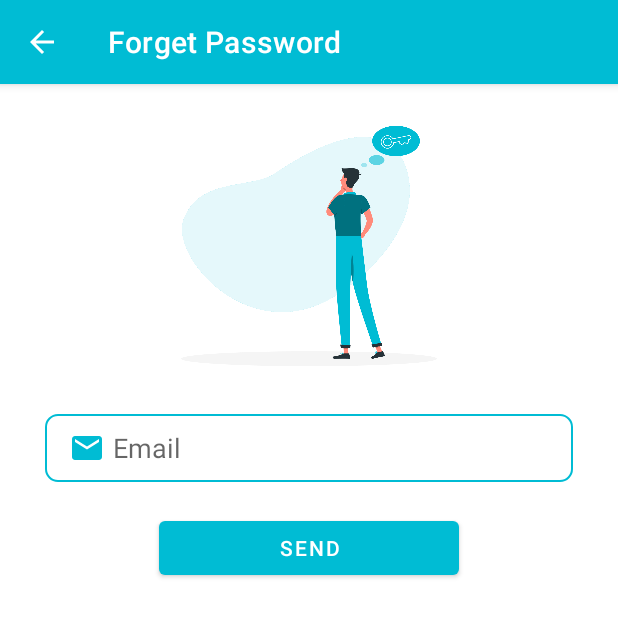
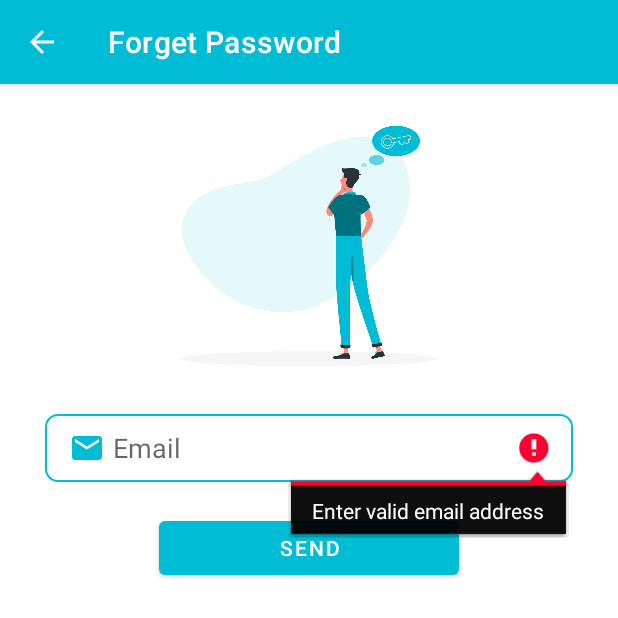
Before and after one commit to LanStructor/LanStructorApp, an Android app: the ForgetPasswordActivity screen opened directly, with no data from a screen before it, after a tap on "SEND", on a phone screen of 412 x 824 dp, the top half of it. Run offline under Robolectric (Android 15) with nearby library versions, the phone set to English and light mode, and no system bars; our stand-ins replace Firebase (no records; nobody signed in at launch, a user with empty details on screens opened directly).

Commit message:
update 7

```diff
--- a/app/src/main/java/com/lanstructor/android/authentication/ForgetPasswordActivity.java
+++ b/app/src/main/java/com/lanstructor/android/authentication/ForgetPasswordActivity.java
@@ -4,6 +4,7 @@ import androidx.annotation.NonNull;
 import androidx.appcompat.app.AppCompatActivity;
 
 import android.os.Bundle;
+import android.util.Patterns;
 import android.view.MenuItem;
 import android.view.View;
 import android.widget.Button;
@@ -32,20 +33,25 @@ public class ForgetPasswordActivity extends AppCompatActivity {
         send.setOnClickListener(new View.OnClickListener() {
             @Override
             public void onClick(View v) {
+                if (!Patterns.EMAIL_ADDRESS.matcher(email.getText()).matches()) {
+                    email.setError("Enter valid email address");
+                } else {
                     auth.sendPasswordResetEmail(email.getText().toString())
                             .addOnCompleteListener(new OnCompleteListener<Void>() {
                                 @Override
                                 public void onComplete(@NonNull Task<Void> task) {
                                     if (task.isSuccessful()) {
                                         Toast.makeText(ForgetPasswordActivity.this, "Email sent.", Toast.LENGTH_SHORT).show();
-                                }else{
+                                    } else {
                                         Toast.makeText(ForgetPasswordActivity.this, task.getException().getMessage(), Toast.LENGTH_SHORT).show();
                                     }
                                 }
                             });
 
                 }
+            }
         });
+
     }
 
     @Override
--- a/app/src/main/res/layout/activity_register_as_instructor.xml
+++ b/app/src/main/res/layout/activity_register_as_instructor.xml
@@ -39,7 +39,7 @@
             android:drawablePadding="5dp"
             android:ems="10"
             android:hint="Phone"
-            android:inputType="textEmailAddress"
+            android:inputType="phone"
             android:paddingLeft="16dp"
             android:paddingRight="16dp" />
 
--- a/app/src/main/res/layout/activity_register_as_student.xml
+++ b/app/src/main/res/layout/activity_register_as_student.xml
@@ -39,7 +39,7 @@
             android:drawablePadding="5dp"
             android:ems="10"
             android:hint="Phone"
-            android:inputType="textEmailAddress"
+            android:inputType="phone"
             android:paddingLeft="16dp"
             android:paddingRight="16dp" />
 
```
Lines whose indentation alone changed are shown as unchanged.
